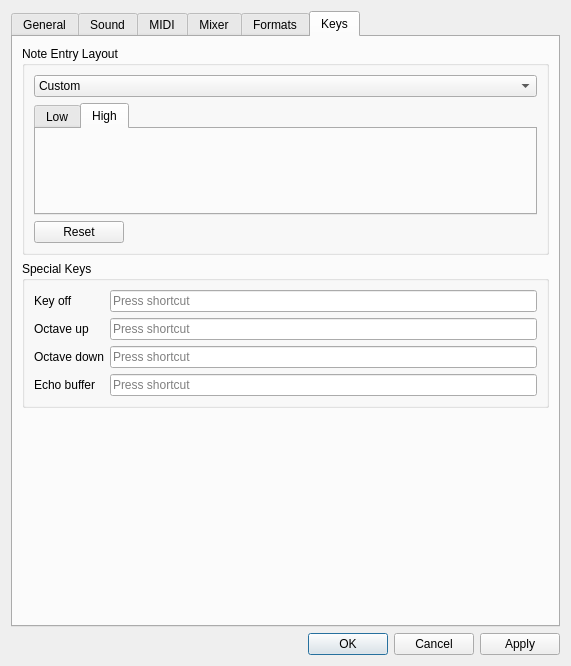
First picture: the form in BambooTracker/gui/configuration_dialog.ui, repository BambooTracker/BambooTracker, before the edit.
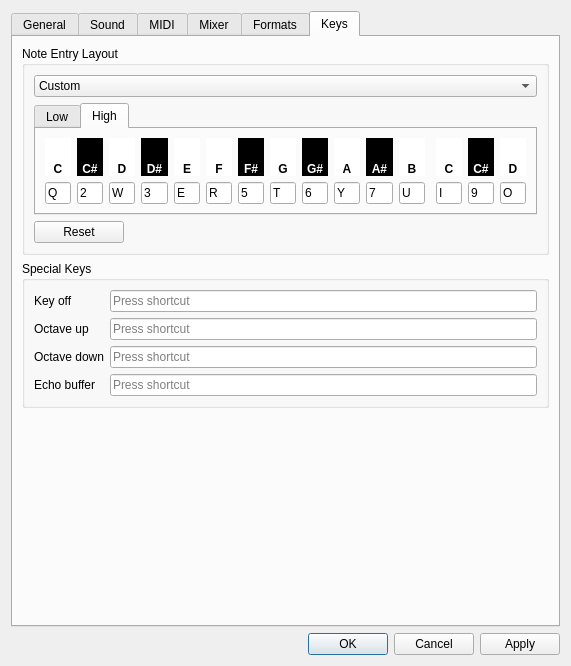
Second picture: the form after the edit. The open tabs and pages were chosen to show the change. Custom widgets are drawn as their Qt base class.

Commit message:
Complete UI elements & functionality
· Custom layout will be saved and loaded
· Custom layout can be reset (to QWERTY)

REBASE:
Fixed merge conflicts.

The edit to the form file:
```diff
--- a/BambooTracker/gui/configuration_dialog.ui
+++ b/BambooTracker/gui/configuration_dialog.ui
@@ -1029,6 +1029,469 @@
              <attribute name="title">
               <string>High</string>
              </attribute>
+             <layout class="QGridLayout" name="gridLayout_16">
+              <item row="0" column="0">
+               <widget class="QLabel" name="highCLabel">
+                <property name="sizePolicy">
+                 <sizepolicy hsizetype="Preferred" vsizetype="Maximum">
+                  <horstretch>0</horstretch>
+                  <verstretch>0</verstretch>
+                 </sizepolicy>
+                </property>
+                <property name="maximumSize">
+                 <size>
+                  <width>16777215</width>
+                  <height>50</height>
+                 </size>
+                </property>
+                <property name="baseSize">
+                 <size>
+                  <width>0</width>
+                  <height>0</height>
+                 </size>
+                </property>
+                <property name="font">
+                 <font>
+                  <weight>75</weight>
+                  <bold>true</bold>
+                 </font>
+                </property>
+                <property name="styleSheet">
+                 <string notr="true">background-color: rgb(255, 255, 255);
+color: rgb(0, 0, 0);</string>
+                </property>
+                <property name="frameShape">
+                 <enum>QFrame::NoFrame</enum>
+                </property>
+                <property name="frameShadow">
+                 <enum>QFrame::Plain</enum>
+                </property>
+                <property name="text">
+                 <string>C</string>
+                </property>
+                <property name="alignment">
+                 <set>Qt::AlignBottom|Qt::AlignHCenter</set>
+                </property>
+                <property name="wordWrap">
+                 <bool>false</bool>
+                </property>
+               </widget>
+              </item>
+              <item row="0" column="1">
+               <widget class="QLabel" name="highCSLabel">
+                <property name="font">
+                 <font>
+                  <weight>75</weight>
+                  <bold>true</bold>
+                 </font>
+                </property>
+                <property name="styleSheet">
+                 <string notr="true">background-color: rgb(0, 0, 0);
+color: rgb(255, 255, 255);</string>
+                </property>
+                <property name="frameShape">
+                 <enum>QFrame::NoFrame</enum>
+                </property>
+                <property name="text">
+                 <string>C#</string>
+                </property>
+                <property name="scaledContents">
+                 <bool>false</bool>
+                </property>
+                <property name="alignment">
+                 <set>Qt::AlignBottom|Qt::AlignHCenter</set>
+                </property>
+               </widget>
+              </item>
+              <item row="0" column="2">
+               <widget class="QLabel" name="highDLabel">
+                <property name="font">
+                 <font>
+                  <weight>75</weight>
+                  <bold>true</bold>
+                 </font>
+                </property>
+                <property name="autoFillBackground">
+                 <bool>false</bool>
+                </property>
+                <property name="styleSheet">
+                 <string notr="true">background-color: rgb(255, 255, 255);
+color: rgb(0, 0, 0);</string>
+                </property>
+                <property name="frameShape">
+                 <enum>QFrame::NoFrame</enum>
+                </property>
+                <property name="text">
+                 <string>D</string>
+                </property>
+                <property name="alignment">
+                 <set>Qt::AlignBottom|Qt::AlignHCenter</set>
+                </property>
+               </widget>
+              </item>
+              <item row="0" column="3">
+               <widget class="QLabel" name="highDSLabel">
+                <property name="font">
+                 <font>
+                  <weight>75</weight>
+                  <bold>true</bold>
+                 </font>
+                </property>
+                <property name="styleSheet">
+                 <string notr="true">background-color: rgb(0, 0, 0);
+color: rgb(255, 255, 255);</string>
+                </property>
+                <property name="text">
+                 <string>D#</string>
+                </property>
+                <property name="alignment">
+                 <set>Qt::AlignBottom|Qt::AlignHCenter</set>
+                </property>
+               </widget>
+              </item>
+              <item row="0" column="4">
+               <widget class="QLabel" name="highELabel">
+                <property name="font">
+                 <font>
+                  <weight>75</weight>
+                  <bold>true</bold>
+                 </font>
+                </property>
+                <property name="styleSheet">
+                 <string notr="true">background-color: rgb(255, 255, 255);
+color: rgb(0, 0, 0);</string>
+                </property>
+                <property name="text">
+                 <string>E</string>
+                </property>
+                <property name="alignment">
+                 <set>Qt::AlignBottom|Qt::AlignHCenter</set>
+                </property>
+               </widget>
+              </item>
+              <item row="0" column="5">
+               <widget class="QLabel" name="highFLabel">
+                <property name="font">
+                 <font>
+                  <weight>75</weight>
+                  <bold>true</bold>
+                 </font>
+                </property>
+                <property name="styleSheet">
+                 <string notr="true">background-color: rgb(255, 255, 255);
+color: rgb(0, 0, 0);</string>
+                </property>
+                <property name="text">
+                 <string>F</string>
+                </property>
+                <property name="alignment">
+                 <set>Qt::AlignBottom|Qt::AlignHCenter</set>
+                </property>
+               </widget>
+              </item>
+              <item row="0" column="6">
+               <widget class="QLabel" name="highFSLabel">
+                <property name="font">
+                 <font>
+                  <weight>75</weight>
+                  <bold>true</bold>
+                 </font>
+                </property>
+                <property name="styleSheet">
+                 <string notr="true">background-color: rgb(0, 0, 0);
+color: rgb(255, 255, 255);</string>
+                </property>
+                <property name="text">
+                 <string>F#</string>
+                </property>
+                <property name="alignment">
+                 <set>Qt::AlignBottom|Qt::AlignHCenter</set>
+                </property>
+               </widget>
+              </item>
+              <item row="0" column="7">
+               <widget class="QLabel" name="highGLabel">
+                <property name="font">
+                 <font>
+                  <weight>75</weight>
+                  <italic>false</italic>
+                  <bold>true</bold>
+                 </font>
+                </property>
+                <property name="styleSheet">
+                 <string notr="true">background-color: rgb(255, 255, 255);
+color: rgb(0, 0, 0);</string>
+                </property>
+                <property name="text">
+                 <string>G</string>
+                </property>
+                <property name="alignment">
+                 <set>Qt::AlignBottom|Qt::AlignHCenter</set>
+                </property>
+               </widget>
+              </item>
+              <item row="0" column="8">
+               <widget class="QLabel" name="highGSLabel">
+                <property name="font">
+                 <font>
+                  <weight>75</weight>
+                  <bold>true</bold>
+                 </font>
+                </property>
+                <property name="styleSheet">
+                 <string notr="true">background-color: rgb(0, 0, 0);
+color: rgb(255, 255, 255);</string>
+                </property>
+                <property name="text">
+                 <string>G#</string>
+                </property>
+                <property name="alignment">
+                 <set>Qt::AlignBottom|Qt::AlignHCenter</set>
+                </property>
+               </widget>
+              </item>
+              <item row="0" column="9">
+               <widget class="QLabel" name="highALabel">
+                <property name="font">
+                 <font>
+                  <weight>75</weight>
+                  <bold>true</bold>
+                 </font>
+                </property>
+                <property name="styleSheet">
+                 <string notr="true">background-color: rgb(255, 255, 255);
+color: rgb(0, 0, 0);</string>
+                </property>
+                <property name="text">
+                 <string>A</string>
+                </property>
+                <property name="alignment">
+                 <set>Qt::AlignBottom|Qt::AlignHCenter</set>
+                </property>
+               </widget>
+              </item>
+              <item row="0" column="10">
+               <widget class="QLabel" name="highASLabel">
+                <property name="font">
+                 <font>
+                  <weight>75</weight>
+                  <bold>true</bold>
+                 </font>
+                </property>
+                <property name="styleSheet">
+                 <string notr="true">background-color: rgb(0, 0, 0);
+color: rgb(255, 255, 255);</string>
+                </property>
+                <property name="text">
+                 <string>A#</string>
+                </property>
+                <property name="alignment">
+                 <set>Qt::AlignBottom|Qt::AlignHCenter</set>
+                </property>
+               </widget>
+              </item>
+              <item row="0" column="11">
+               <widget class="QLabel" name="highBLabel">
+                <property name="font">
+                 <font>
+                  <weight>75</weight>
+                  <bold>true</bold>
+                 </font>
+                </property>
+                <property name="styleSheet">
+                 <string notr="true">background-color: rgb(255, 255, 255);
+color: rgb(0, 0, 0);</string>
+                </property>
+                <property name="text">
+                 <string>B</string>
+                </property>
+                <property name="alignment">
+                 <set>Qt::AlignBottom|Qt::AlignHCenter</set>
+                </property>
+               </widget>
+              </item>
+              <item row="0" column="13">
+               <widget class="QLabel" name="highHighCLabel">
+                <property name="font">
+                 <font>
+                  <weight>75</weight>
+                  <bold>true</bold>
+                 </font>
+                </property>
+                <property name="styleSheet">
+                 <string notr="true">background-color: rgb(255, 255, 255);
+color: rgb(0, 0, 0);</string>
+                </property>
+                <property name="text">
+                 <string>C</string>
+                </property>
+                <property name="alignment">
+                 <set>Qt::AlignBottom|Qt::AlignHCenter</set>
+                </property>
+               </widget>
+              </item>
+              <item row="0" column="14">
+               <widget class="QLabel" name="highHighCSLabel">
+                <property name="font">
+                 <font>
+                  <weight>75</weight>
+                  <bold>true</bold>
+                 </font>
+                </property>
+                <property name="styleSheet">
+                 <string notr="true">background-color: rgb(0, 0, 0);
+color: rgb(255, 255, 255);</string>
+                </property>
+                <property name="text">
+                 <string>C#</string>
+                </property>
+                <property name="alignment">
+                 <set>Qt::AlignBottom|Qt::AlignHCenter</set>
+                </property>
+               </widget>
+              </item>
+              <item row="0" column="15">
+               <widget class="QLabel" name="highHighDLabel">
+                <property name="font">
+                 <font>
+                  <weight>75</weight>
+                  <bold>true</bold>
+                 </font>
+                </property>
+                <property name="styleSheet">
+                 <string notr="true">background-color: rgb(255, 255, 255);
+color: rgb(0, 0, 0);</string>
+                </property>
+                <property name="text">
+                 <string>D</string>
+                </property>
+                <property name="alignment">
+                 <set>Qt::AlignBottom|Qt::AlignHCenter</set>
+                </property>
+               </widget>
+              </item>
+              <item row="1" column="0">
+               <widget class="QKeySequenceEdit" name="highCEdit">
+                <property name="keySequence">
+                 <string notr="true">Q</string>
+                </property>
+               </widget>
+              </item>
+              <item row="1" column="1">
+               <widget class="QKeySequenceEdit" name="highCSEdit">
+                <property name="keySequence">
+                 <string notr="true">2</string>
+                </property>
+               </widget>
+              </item>
+              <item row="1" column="2">
+               <widget class="QKeySequenceEdit" name="highDEdit">
+                <property name="keySequence">
+                 <string notr="true">W</string>
+                </property>
+               </widget>
+              </item>
+              <item row="1" column="3">
+               <widget class="QKeySequenceEdit" name="highDSEdit">
+                <property name="keySequence">
+                 <string notr="true">3</string>
+                </property>
+               </widget>
+              </item>
+              <item row="1" column="4">
+               <widget class="QKeySequenceEdit" name="highEEdit">
+                <property name="keySequence">
+                 <string notr="true">E</string>
+                </property>
+               </widget>
+              </item>
+              <item row="1" column="5">
+               <widget class="QKeySequenceEdit" name="highFEdit">
+                <property name="keySequence">
+                 <string notr="true">R</string>
+                </property>
+               </widget>
+              </item>
+              <item row="1" column="6">
+               <widget class="QKeySequenceEdit" name="highFSEdit">
+                <property name="keySequence">
+                 <string notr="true">5</string>
+                </property>
+               </widget>
+              </item>
+              <item row="1" column="7">
+               <widget class="QKeySequenceEdit" name="highGEdit">
+                <property name="keySequence">
+                 <string notr="true">T</string>
+                </property>
+               </widget>
+              </item>
+              <item row="1" column="8">
+               <widget class="QKeySequenceEdit" name="highGSEdit">
+                <property name="keySequence">
+                 <string notr="true">6</string>
+                </property>
+               </widget>
+              </item>
+              <item row="1" column="9">
+               <widget class="QKeySequenceEdit" name="highAEdit">
+                <property name="keySequence">
+                 <string notr="true">Y</string>
+                </property>
+               </widget>
+              </item>
+              <item row="1" column="10">
+               <widget class="QKeySequenceEdit" name="highASEdit">
+                <property name="keySequence">
+                 <string notr="true">7</string>
+                </property>
+               </widget>
+              </item>
+              <item row="1" column="11">
+               <widget class="QKeySequenceEdit" name="highBEdit">
+                <property name="keySequence">
+                 <string notr="true">U</string>
+                </property>
+               </widget>
+              </item>
+              <item row="1" column="13">
+               <widget class="QKeySequenceEdit" name="highHighCEdit">
+                <property name="keySequence">
+                 <string notr="true">I</string>
+                </property>
+               </widget>
+              </item>
+              <item row="1" column="14">
+               <widget class="QKeySequenceEdit" name="highHighCSEdit">
+                <property name="keySequence">
+                 <string notr="true">9</string>
+                </property>
+               </widget>
+              </item>
+              <item row="1" column="15">
+               <widget class="QKeySequenceEdit" name="highHighDEdit">
+                <property name="keySequence">
+                 <string notr="true">O</string>
+                </property>
+               </widget>
+              </item>
+              <item row="0" column="12">
+               <spacer name="highOctaveSeperator">
+                <property name="orientation">
+                 <enum>Qt::Horizontal</enum>
+                </property>
+                <property name="sizeType">
+                 <enum>QSizePolicy::Fixed</enum>
+                </property>
+                <property name="sizeHint" stdset="0">
+                 <size>
+                  <width>5</width>
+                  <height>20</height>
+                 </size>
+                </property>
+               </spacer>
+              </item>
+             </layout>
             </widget>
            </widget>
           </item>
```
Left out of the diff: 77 changed lines with no effect on the pictures. The commit also changes 5 other files.
